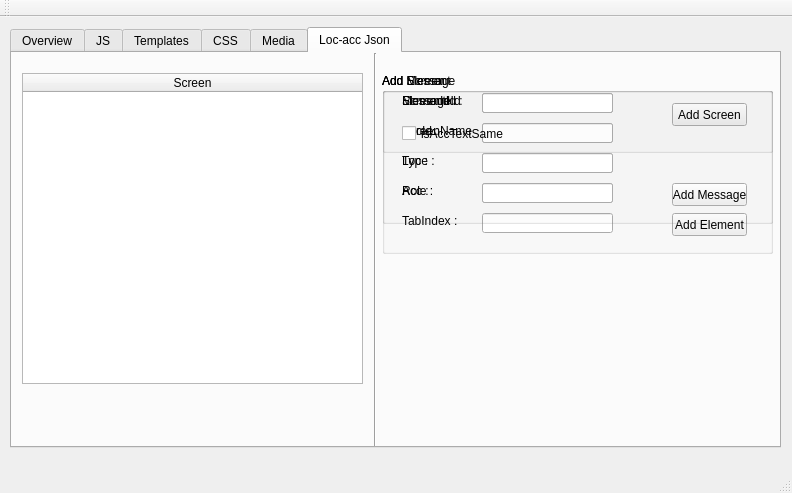
This is mainwindow.ui in vihangpatel/WatchDog2 as Qt 5 draws it before an edit. The edited form follows.
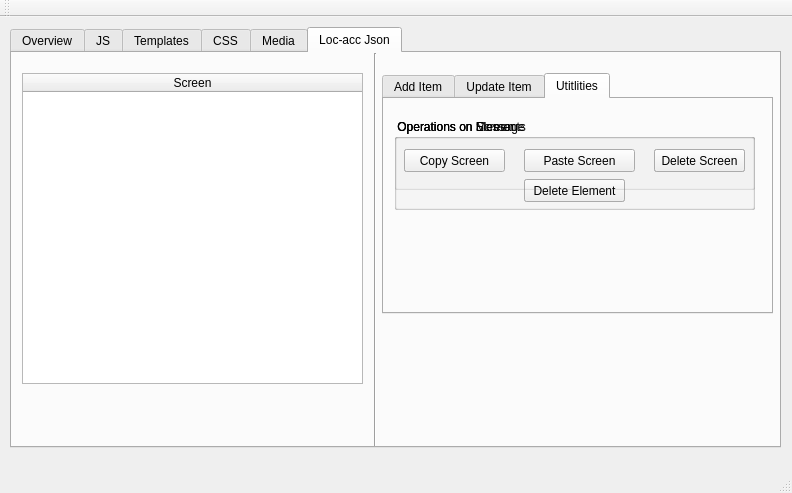
This is the edited form. The open tabs and pages were chosen to show the change. Icons and pictures are not drawn.

The edit to the form file:
```diff
--- a/mainwindow.ui
+++ b/mainwindow.ui
@@ -342,13 +342,29 @@
        <enum>Qt::Vertical</enum>
       </property>
      </widget>
-     <widget class="QGroupBox" name="groupBox_addScreen">
+     <widget class="QTabWidget" name="tabWidget_2">
       <property name="geometry">
        <rect>
         <x>370</x>
         <y>20</y>
         <width>391</width>
-        <height>80</height>
+        <height>241</height>
+       </rect>
+      </property>
+      <property name="currentIndex">
+       <number>2</number>
+      </property>
+      <widget class="QWidget" name="tab_9">
+       <attribute name="title">
+        <string>Add Item</string>
+       </attribute>
+       <widget class="QGroupBox" name="groupBox_addMessage">
+        <property name="geometry">
+         <rect>
+          <x>10</x>
+          <y>10</y>
+          <width>363</width>
+          <height>151</height>
        </rect>
       </property>
       <property name="title">
@@ -370,8 +386,8 @@
       <widget class="QPushButton" name="addScreenBtn">
        <property name="geometry">
         <rect>
-         <x>290</x>
-         <y>30</y>
+           <x>280</x>
+           <y>110</y>
          <width>75</width>
          <height>23</height>
         </rect>
@@ -423,9 +439,9 @@
      <widget class="QGroupBox" name="groupBox_addElement">
       <property name="geometry">
        <rect>
-        <x>370</x>
-        <y>20</y>
-        <width>391</width>
+          <x>10</x>
+          <y>10</y>
+          <width>363</width>
         <height>181</height>
        </rect>
       </property>
@@ -461,7 +477,7 @@
       <widget class="QPushButton" name="addEleBtn">
        <property name="geometry">
         <rect>
-         <x>290</x>
+           <x>280</x>
          <y>140</y>
          <width>75</width>
          <height>23</height>
@@ -576,13 +592,13 @@
        </property>
       </widget>
      </widget>
-     <widget class="QGroupBox" name="groupBox_addMessage">
+       <widget class="QGroupBox" name="groupBox_addScreen">
       <property name="geometry">
        <rect>
-        <x>370</x>
-        <y>20</y>
-        <width>391</width>
-        <height>151</height>
+          <x>10</x>
+          <y>10</y>
+          <width>363</width>
+          <height>80</height>
        </rect>
       </property>
       <property name="title">
@@ -617,30 +633,30 @@
       <widget class="QPushButton" name="addMsgBtn">
        <property name="geometry">
         <rect>
-         <x>290</x>
-         <y>110</y>
+           <x>280</x>
+           <y>30</y>
          <width>75</width>
          <height>23</height>
         </rect>
        </property>
        <property name="text">
-        <string>Add Message</string>
-       </property>
-      </widget>
-      <widget class="QCheckBox" name="checkBox">
+          <string>Add Screen</string>
+         </property>
+        </widget>
+        <widget class="QLabel" name="label_5">
        <property name="geometry">
         <rect>
          <x>20</x>
-         <y>50</y>
-         <width>151</width>
-         <height>21</height>
+           <y>20</y>
+           <width>61</width>
+           <height>16</height>
         </rect>
        </property>
        <property name="text">
-        <string>isAccTextSame</string>
-       </property>
-      </widget>
-      <widget class="QLineEdit" name="locMsgText">
+          <string>ScreenId :</string>
+         </property>
+        </widget>
+        <widget class="QLineEdit" name="screenNameText_2">
        <property name="geometry">
         <rect>
          <x>100</x>
@@ -663,34 +679,202 @@
         </rect>
        </property>
        <property name="text">
-        <string/>
-       </property>
-      </widget>
-      <widget class="QLabel" name="label_13">
+          <string>ScreenName  :</string>
+         </property>
+        </widget>
+       </widget>
+      </widget>
+      <widget class="QWidget" name="tab_8">
+       <attribute name="title">
+        <string>Update Item</string>
+       </attribute>
+      </widget>
+      <widget class="QWidget" name="tab_7">
+       <attribute name="title">
+        <string>Utitlities</string>
+       </attribute>
+       <widget class="QGroupBox" name="groupBox_optMsg">
        <property name="geometry">
         <rect>
-         <x>20</x>
-         <y>80</y>
-         <width>61</width>
-         <height>16</height>
-        </rect>
-       </property>
+          <x>10</x>
+          <y>20</y>
+          <width>361</width>
+          <height>91</height>
+         </rect>
+        </property>
+        <property name="title">
+         <string> Operations on Message</string>
+        </property>
+        <widget class="QPushButton" name="cutMsgBtn">
+         <property name="geometry">
+          <rect>
+           <x>10</x>
+           <y>30</y>
+           <width>91</width>
+           <height>23</height>
+          </rect>
+         </property>
        <property name="text">
-        <string>Loc :</string>
-       </property>
-      </widget>
-      <widget class="QLabel" name="label_14">
+          <string>Cut Message</string>
+         </property>
+        </widget>
+        <widget class="QPushButton" name="copyMsgBtn">
        <property name="geometry">
         <rect>
-         <x>20</x>
-         <y>110</y>
-         <width>61</width>
-         <height>16</height>
+           <x>130</x>
+           <y>30</y>
+           <width>101</width>
+           <height>23</height>
         </rect>
        </property>
        <property name="text">
-        <string>Acc :</string>
-       </property>
+          <string>Copy Message</string>
+         </property>
+        </widget>
+        <widget class="QPushButton" name="pasteMsgBtn">
+         <property name="geometry">
+          <rect>
+           <x>260</x>
+           <y>30</y>
+           <width>91</width>
+           <height>23</height>
+          </rect>
+         </property>
+         <property name="text">
+          <string>Paste Message</string>
+         </property>
+        </widget>
+        <widget class="QPushButton" name="dltMsgBtn">
+         <property name="geometry">
+          <rect>
+           <x>130</x>
+           <y>60</y>
+           <width>101</width>
+           <height>23</height>
+          </rect>
+         </property>
+         <property name="text">
+          <string>Delete Message</string>
+         </property>
+        </widget>
+       </widget>
+       <widget class="QGroupBox" name="groupBox_optEle">
+        <property name="geometry">
+         <rect>
+          <x>10</x>
+          <y>20</y>
+          <width>361</width>
+          <height>91</height>
+         </rect>
+        </property>
+        <property name="title">
+         <string> Operations on Elements</string>
+        </property>
+        <widget class="QPushButton" name="cutEleBtn">
+         <property name="geometry">
+          <rect>
+           <x>10</x>
+           <y>30</y>
+           <width>91</width>
+           <height>23</height>
+          </rect>
+         </property>
+         <property name="text">
+          <string>Cut Element</string>
+         </property>
+        </widget>
+        <widget class="QPushButton" name="copyEleBtn">
+         <property name="geometry">
+          <rect>
+           <x>130</x>
+           <y>30</y>
+           <width>101</width>
+           <height>23</height>
+          </rect>
+         </property>
+         <property name="text">
+          <string>Copy Element</string>
+         </property>
+        </widget>
+        <widget class="QPushButton" name="pasteEleBtn">
+         <property name="geometry">
+          <rect>
+           <x>260</x>
+           <y>30</y>
+           <width>91</width>
+           <height>23</height>
+          </rect>
+         </property>
+         <property name="text">
+          <string>Paste Element</string>
+         </property>
+        </widget>
+        <widget class="QPushButton" name="dltEleBtn">
+         <property name="geometry">
+          <rect>
+           <x>130</x>
+           <y>60</y>
+           <width>101</width>
+           <height>23</height>
+          </rect>
+         </property>
+         <property name="text">
+          <string>Delete Element</string>
+         </property>
+        </widget>
+       </widget>
+       <widget class="QGroupBox" name="groupBox_optScr">
+        <property name="geometry">
+         <rect>
+          <x>10</x>
+          <y>20</y>
+          <width>361</width>
+          <height>71</height>
+         </rect>
+        </property>
+        <property name="title">
+         <string> Operations on Screen</string>
+        </property>
+        <widget class="QPushButton" name="copyScrBtn">
+         <property name="geometry">
+          <rect>
+           <x>10</x>
+           <y>30</y>
+           <width>101</width>
+           <height>23</height>
+          </rect>
+         </property>
+         <property name="text">
+          <string>Copy Screen</string>
+         </property>
+        </widget>
+        <widget class="QPushButton" name="pasteScrBtn">
+         <property name="geometry">
+          <rect>
+           <x>130</x>
+           <y>30</y>
+           <width>111</width>
+           <height>23</height>
+          </rect>
+         </property>
+         <property name="text">
+          <string>Paste Screen</string>
+         </property>
+        </widget>
+        <widget class="QPushButton" name="dltScrBtn">
+         <property name="geometry">
+          <rect>
+           <x>260</x>
+           <y>30</y>
+           <width>91</width>
+           <height>23</height>
+          </rect>
+         </property>
+         <property name="text">
+          <string>Delete Screen</string>
+         </property>
+        </widget>
+       </widget>
       </widget>
      </widget>
     </widget>
```
Left out of the diff: 317 changed lines with no effect on the pictures. Lines whose indentation alone changed are shown as unchanged.
